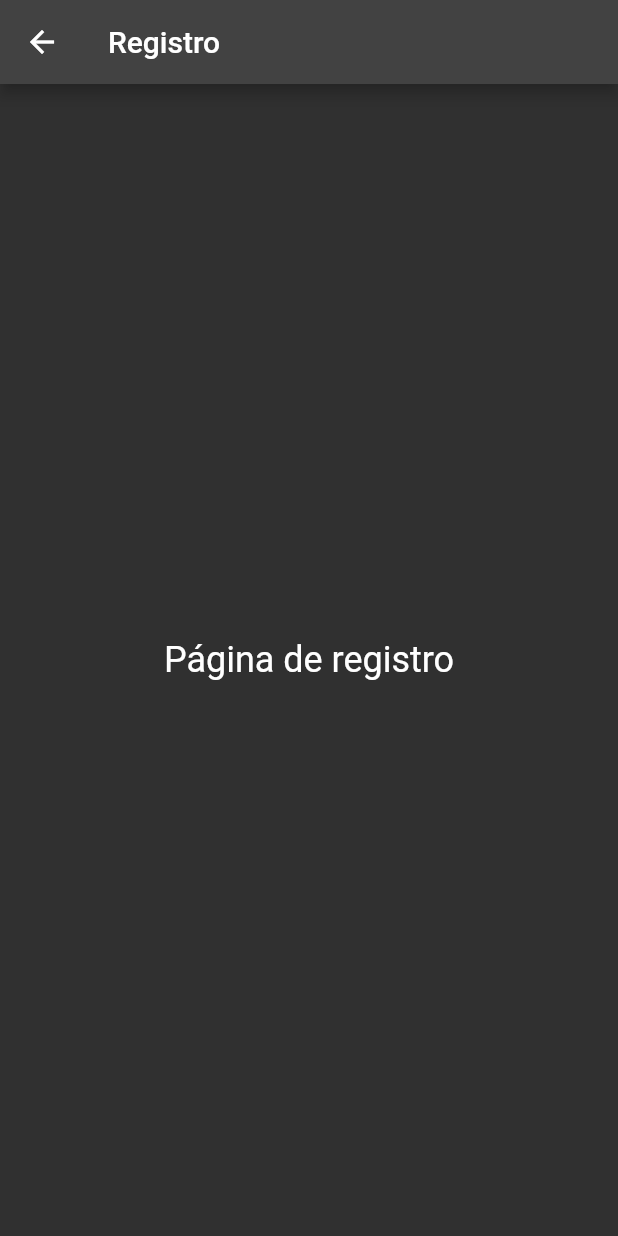
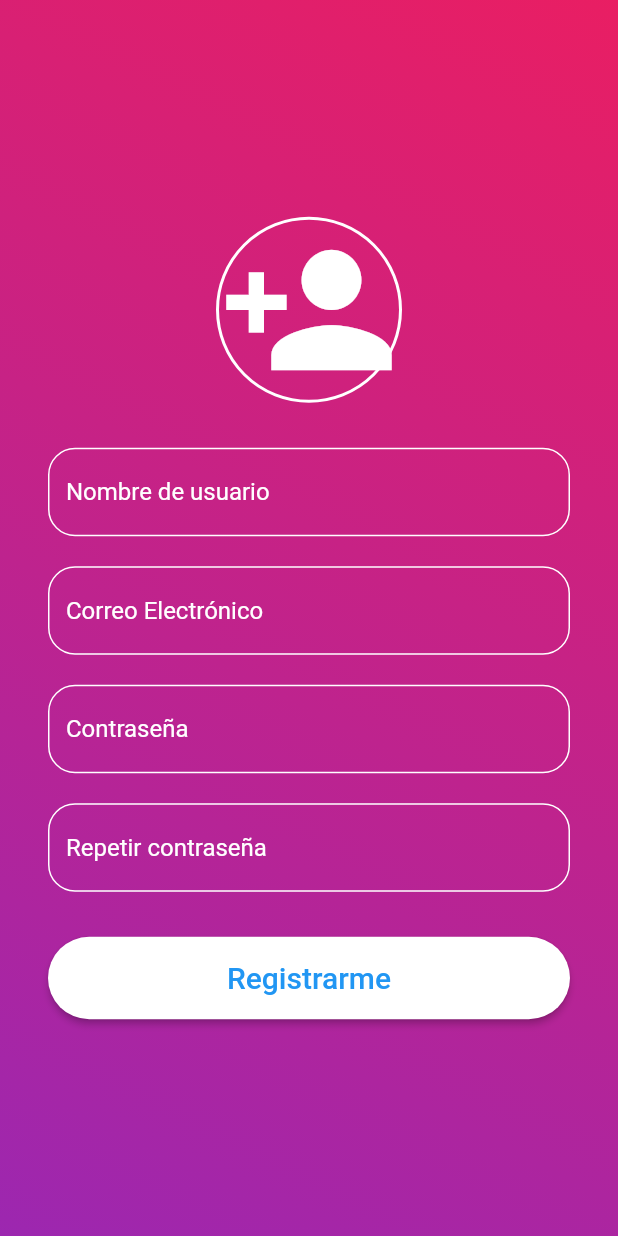
Before and after one commit to Jankarurosu/DressDeCode, a Flutter app: the Register screen opened directly, on a phone screen of 412 x 824 dp. Run offline on Flutter 3.47's test engine with Material 2 defaults, Android fonts, the phone set to English and light mode, and no system bars.

Commit message:
Pagina "register" completa

```diff
--- a/dressdecode/lib/views/register.dart
+++ b/dressdecode/lib/views/register.dart
@@ -1,18 +1,165 @@
-import 'package:flutter/material.dart';
+import "package:dressdecode/views/login.dart";
+import "package:flutter/material.dart";
 
-class Register extends StatelessWidget {
+class Register extends StatefulWidget {
+  @override
+  State<Register> createState() => _RegisterState();
+}
+
+class _RegisterState extends State<Register> {
+  TextEditingController usernameController = TextEditingController();
+  TextEditingController emailController = TextEditingController();
+  TextEditingController passwordController = TextEditingController();
+  TextEditingController confirmPasswordController = TextEditingController();
+
+  bool passwordsMatch = true;
+
   @override
   Widget build(BuildContext context) {
-    return Scaffold(
-      appBar: AppBar(
-        title: const Text('Registro'),
+    return Container(
+      decoration: const BoxDecoration(
+        gradient: LinearGradient(
+          begin: Alignment.topRight,
+          end: Alignment.bottomLeft,
+          colors: [
+            Colors.pink,
+            Colors.purple,
+          ],
+        ),
       ),
-      body: Center(
-        child: const Text(
-          'Página de registro',
-          style: TextStyle(fontSize: 24),
+      child: Scaffold(
+        backgroundColor: Colors.transparent,
+        body: _page(),
+      ),
+    );
+  }
+
+  Widget _page() {
+    return Padding(
+      padding: const EdgeInsets.all(32.0),
+      child: Center(
+        child: Column(
+          mainAxisAlignment: MainAxisAlignment.center,
+          children: [
+            _icon(),
+            const SizedBox(height: 30),
+            _inputField("Nombre de usuario", usernameController),
+            const SizedBox(height: 20),
+            _inputField("Correo Electrónico", emailController),
+            const SizedBox(height: 20),
+            _inputField("Contraseña", passwordController, isPassword: true),
+            const SizedBox(height: 20),
+            _inputField("Repetir contraseña", confirmPasswordController,
+                isPassword: true),
+            const SizedBox(height: 30),
+            _registerBtn(),
+          ],
         ),
       ),
     );
   }
+
+  Widget _icon() {
+    return Container(
+      decoration: BoxDecoration(
+        border: Border.all(color: Colors.white, width: 2),
+        shape: BoxShape.circle,
+      ),
+      child: const Icon(Icons.person_add, color: Colors.white, size: 120),
+    );
+  }
+
+  Widget _inputField(String hintText, TextEditingController controller,
+      {bool isPassword = false}) {
+    var border = OutlineInputBorder(
+      borderRadius: BorderRadius.circular(18),
+      borderSide: const BorderSide(color: Colors.white),
+    );
+    return TextField(
+      style: const TextStyle(color: Colors.white),
+      controller: controller,
+      decoration: InputDecoration(
+        hintText: hintText,
+        hintStyle: const TextStyle(color: Colors.white),
+        enabledBorder: border,
+        focusedBorder: border,
+      ),
+      obscureText: isPassword,
+    );
+  }
+
+  Widget _registerBtn() {
+    return ElevatedButton(
+      onPressed: () {
+        String username = usernameController.text;
+        String email = emailController.text;
+        String password = passwordController.text;
+        String confirmPassword = confirmPasswordController.text;
+
+        if (password == confirmPassword) {
+          setState(() {
+            passwordsMatch = true;
+          });
+
+          // Aquí puedes realizar el procesamiento de los datos y realizar el registro en tu sistema
+          // Por ahora, simplemente mostraremos una ventana emergente con un mensaje de éxito.
+
+          showDialog(
+            context: context,
+            builder: (BuildContext context) {
+              return AlertDialog(
+                title: const Text("Registro exitoso"),
+                content: const Text("¡Tu cuenta ha sido creada exitosamente!"),
+                actions: [
+                  TextButton(
+                    child: const Text("Aceptar"),
+                    onPressed: () {
+                      Navigator.of(context).pushReplacement(
+                        MaterialPageRoute(builder: (context) => Login()),
+                      );
+                    },
+                  ),
+                ],
+              );
+            },
+          );
+        } else {
+          setState(() {
+            passwordsMatch = false;
+          });
+          showDialog(
+            context: context,
+            builder: (BuildContext context) {
+              return AlertDialog(
+                title: const Text("Registro fallido"),
+                content: const Text("Las contraseñas deben coincidir"),
+                actions: [
+                  TextButton(
+                    child: const Text("Aceptar"),
+                    onPressed: () {
+                      Navigator.of(context).pop();
+                    },
+                  ),
+                ],
+              );
+            },
+          );
+        }
+      },
+      child: const SizedBox(
+        width: double.infinity,
+        child: Text(
+          "Registrarme",
+          textAlign: TextAlign.center,
+          style: TextStyle(fontSize: 20),
+        ),
+      ),
+      style: ElevatedButton.styleFrom(
+        shape: const StadiumBorder(),
+        primary: Colors.white,
+        onPrimary: Colors.blue,
+        padding: const EdgeInsets.symmetric(vertical: 16),
+      ),
+    );
+  }
 }
```
